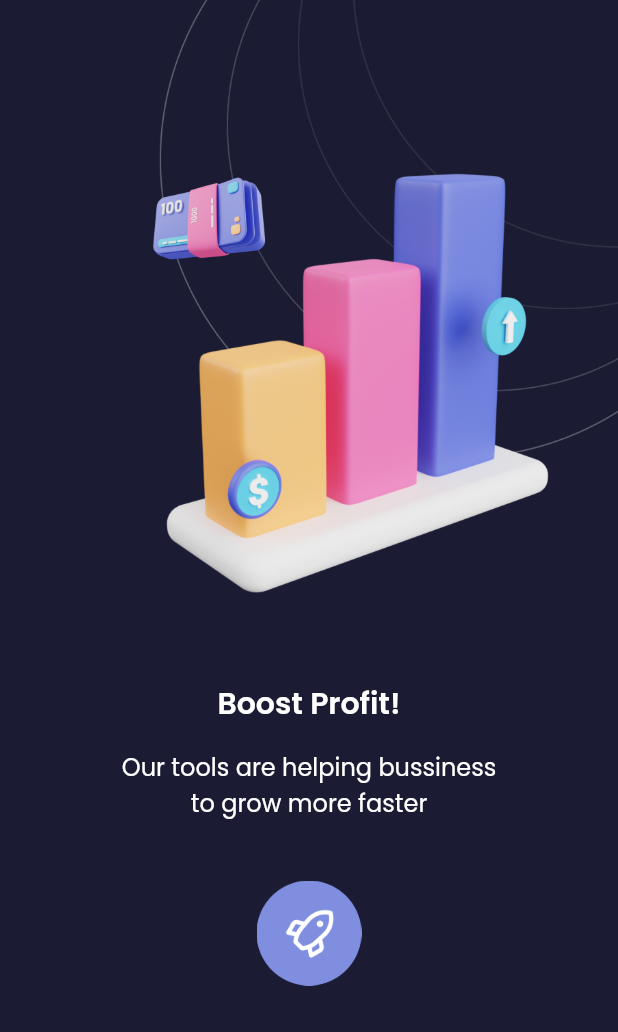
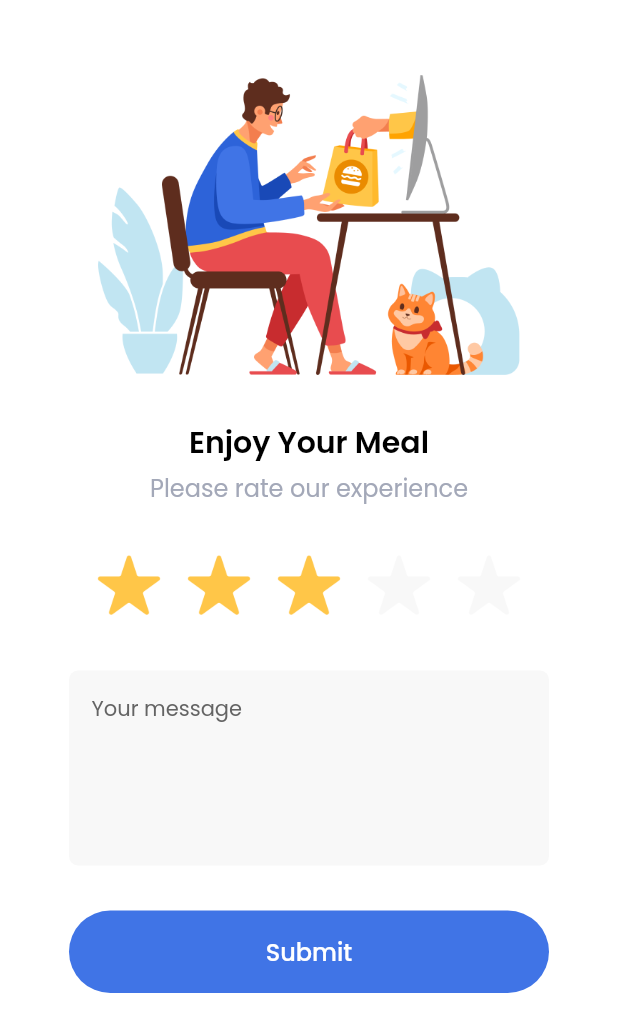
Before and after one commit to davadaviar/intro-flutter, a Flutter app: the screen it shows after launch, on a phone screen of 412 x 824 dp. Shown: the top 1032 px of the screen. Run offline on Flutter 3.47's test engine with Material 2 defaults, Android fonts, the phone set to English and light mode, and no system bars; our stand-ins replace google_fonts.

Commit message:
Add new second rate page

```diff
--- a/lib/main.dart
+++ b/lib/main.dart
@@ -6,6 +6,7 @@ import 'package:flutterday_one/pages/first_rate.dart';
 import 'package:flutterday_one/pages/first_signin.dart';
 import 'package:flutterday_one/pages/first_splashscreen.dart';
 import 'package:flutterday_one/pages/second_empty.dart';
+import 'package:flutterday_one/pages/second_rate.dart';
 import 'package:flutterday_one/pages/second_signin.dart';
 import 'package:flutterday_one/pages/second_splashscreen.dart';
 import 'package:flutterday_one/pages/second_started.dart';
@@ -18,7 +19,7 @@ class SevenDays extends StatelessWidget {
   Widget build(BuildContext context) {
     return MaterialApp(
       debugShowCheckedModeBanner: false,
-      home: SecondEmpty(),
+      home: SecondRate(),
     );
   }
 }
--- /dev/null
+++ b/lib/pages/second_rate.dart
@@ -0,0 +1,106 @@
+import 'package:flutter/material.dart';
+import 'package:google_fonts/google_fonts.dart';
+
+class SecondRate extends StatelessWidget {
+  @override
+  Widget build(BuildContext context) {
+    return Scaffold(
+      backgroundColor: Color(0xffFFFFFF),
+      body: Padding(
+        padding: const EdgeInsets.only(
+          top: 50,
+          left: 30,
+          right: 30,
+        ),
+        child: Column(
+          children: [
+            Center(
+              child: Image.asset(
+                'assets/office_illustration.png',
+                width: 320,
+                height: 200,
+              ),
+            ),
+            SizedBox(
+              height: 30,
+            ),
+            Text(
+              'Enjoy Your Meal',
+              style: GoogleFonts.poppins(
+                color: Colors.black,
+                fontSize: 20,
+                fontWeight: FontWeight.w600,
+              ),
+            ),
+            SizedBox(
+              height: 3,
+            ),
+            Text(
+              'Please rate our experience',
+              style: GoogleFonts.poppins(
+                color: Color(0xffA3A8B8),
+                fontSize: 16,
+              ),
+            ),
+            SizedBox(
+              height: 30,
+            ),
+            Image.asset(
+              'assets/stars.png',
+              width: 320,
+              height: 50,
+            ),
+            SizedBox(
+              height: 30,
+            ),
+            Container(
+              width: 320,
+              height: 130,
+              decoration: BoxDecoration(
+                color: Color(0xffF8F8F8),
+                borderRadius: BorderRadius.circular(6),
+              ),
+              child: Padding(
+                padding: const EdgeInsets.only(
+                  top: 15,
+                  left: 15,
+                ),
+                child: Text(
+                  'Your message',
+                  style: GoogleFonts.poppins(
+                    color: Color(0xff646464),
+                    fontSize: 14,
+                  ),
+                ),
+              ),
+            ),
+            SizedBox(
+              height: 30,
+            ),
+            Center(
+              child: Container(
+                width: 320,
+                height: 55,
+                child: TextButton(
+                  style: TextButton.styleFrom(
+                      backgroundColor: Color(0xff4074E6),
+                      shape: RoundedRectangleBorder(
+                        borderRadius: BorderRadius.circular(60),
+                      )),
+                  onPressed: () {},
+                  child: Text(
+                    'Submit',
+                    style: GoogleFonts.poppins(
+                        color: Colors.white,
+                        fontSize: 16,
+                        fontWeight: FontWeight.w500),
+                  ),
+                ),
+              ),
+            )
+          ],
+        ),
+      ),
+    );
+  }
+}
```
Also changed, not shown: assets/logo_app.png (added), assets/office_illustration.png (added), assets/pricing_illustration.png (added), assets/stars.png (added).
